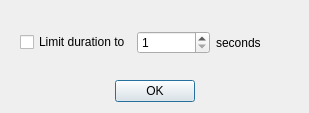
Before: the Qt Designer form src/qt/mAExportDialog.ui in ccrma/miniAudicle, drawn with Qt 5.
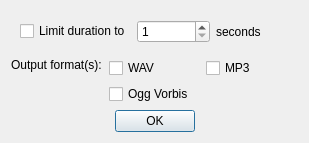
After: the same form once the commit is applied. Icons and pictures are not drawn.

Commit message: ogg/mp3 export

What changed in the file:
```diff
--- a/src/qt/mAExportDialog.ui
+++ b/src/qt/mAExportDialog.ui
@@ -7,7 +7,7 @@
     <x>0</x>
     <y>0</y>
     <width>309</width>
-    <height>113</height>
+    <height>139</height>
    </rect>
   </property>
   <property name="windowTitle">
@@ -48,6 +48,76 @@
      </layout>
     </widget>
    </item>
+   <item>
+    <layout class="QHBoxLayout" name="horizontalLayout_2">
+     <item>
+      <layout class="QVBoxLayout" name="verticalLayout_4">
+       <item>
+        <widget class="QLabel" name="label_2">
+         <property name="text">
+          <string>Output format(s):</string>
+         </property>
+        </widget>
+       </item>
+       <item>
+        <spacer name="verticalSpacer">
+         <property name="orientation">
+          <enum>Qt::Vertical</enum>
+         </property>
+         <property name="sizeHint" stdset="0">
+          <size>
+           <width>20</width>
+           <height>40</height>
+          </size>
+         </property>
+        </spacer>
+       </item>
+      </layout>
+     </item>
+     <item>
+      <layout class="QVBoxLayout" name="verticalLayout_3">
+       <item>
+        <widget class="QCheckBox" name="wavCheckbox">
+         <property name="text">
+          <string>WAV</string>
+         </property>
+        </widget>
+       </item>
+       <item>
+        <widget class="QCheckBox" name="oggCheckbox">
+         <property name="text">
+          <string>Ogg Vorbis</string>
+         </property>
+        </widget>
+       </item>
+      </layout>
+     </item>
+     <item>
+      <layout class="QVBoxLayout" name="verticalLayout_2">
+       <item>
+        <widget class="QCheckBox" name="mp3Checkbox">
+         <property name="text">
+          <string>MP3</string>
+         </property>
+        </widget>
+       </item>
+       <item>
+        <spacer name="verticalSpacer_2">
+         <property name="orientation">
+          <enum>Qt::Vertical</enum>
+         </property>
+         <property name="sizeHint" stdset="0">
+          <size>
+           <width>20</width>
+           <height>40</height>
+          </size>
+         </property>
+        </spacer>
+       </item>
+      </layout>
+     </item>
+    </layout>
+   </item>
    <item>
     <widget class="QDialogButtonBox" name="buttonBox">
      <property name="orientation">
```
The commit also changes 3 other files.
